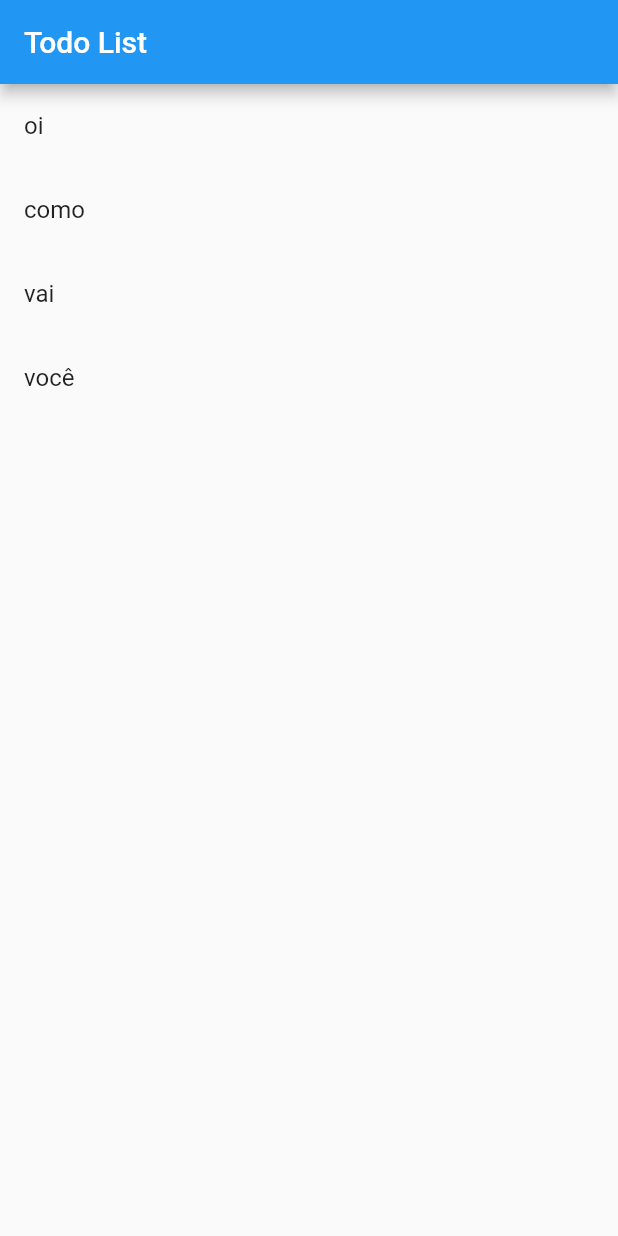
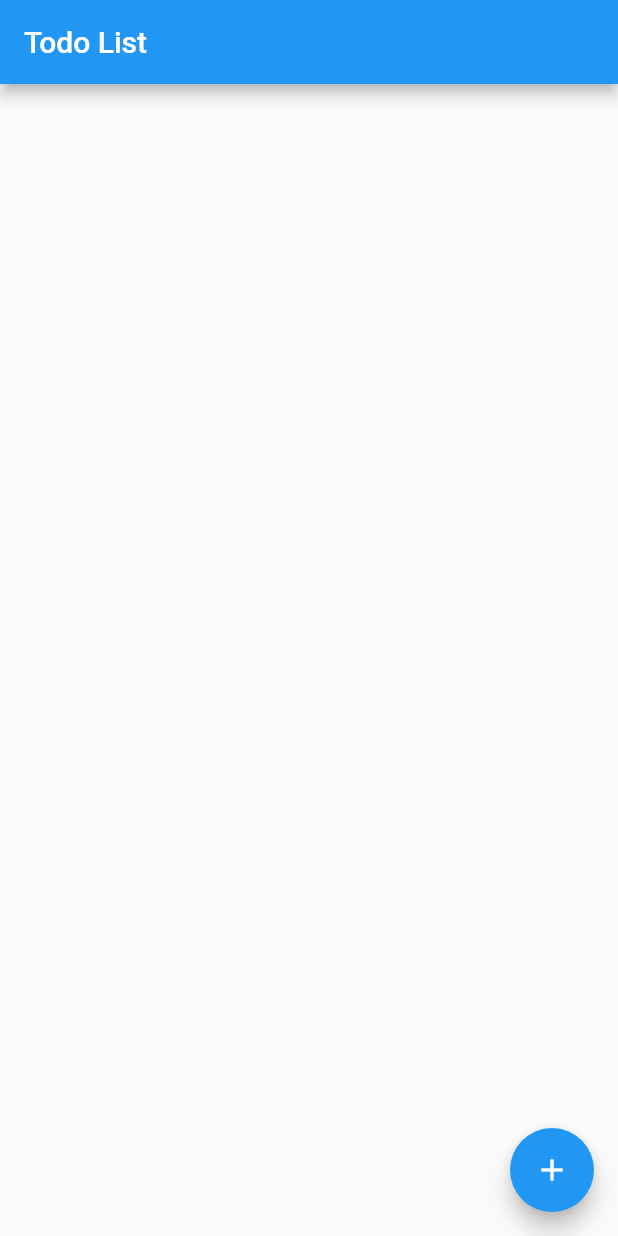
Before and after one commit to Mathitos/demo-flutter-app, a Flutter app: the screen it shows after launch, on a phone screen of 412 x 824 dp. Run offline on Flutter 3.47's test engine with Material 2 defaults, Android fonts, the phone set to English and light mode, and no system bars.

Commit message:
add button to add itens to list

```diff
--- a/lib/main.dart
+++ b/lib/main.dart
@@ -5,10 +5,7 @@ void main() => runApp(ToDoListApp());
 class ToDoListApp extends StatelessWidget {
   @override
   Widget build(BuildContext context) {
-    return new MaterialApp(
-              title: 'Todo List',
-              home: new TodoList()
-          );
+    return new MaterialApp(title: 'Todo List', home: new TodoList());
   }
 }
 
@@ -18,7 +15,7 @@ class TodoList extends StatefulWidget {
 }
 
 class TodoListState extends State<TodoList> {
-  List<String> todoItems = ["oi", "como", "vai", "você"];
+  List<String> todoItems = [];
 
   void addItem() {
     setState(() {
@@ -30,7 +27,7 @@ class TodoListState extends State<TodoList> {
   Widget buildTodoList() {
     return new ListView.builder(
       itemBuilder: (context, index) {
-        if(index < todoItems.length) {
+        if (index < todoItems.length) {
           return buildTodoItem(todoItems[index]);
         }
       },
@@ -38,18 +35,16 @@ class TodoListState extends State<TodoList> {
   }
 
   Widget buildTodoItem(String todoText) {
-    return new ListTile(
-        title: new Text(todoText)
-    );
+    return new ListTile(title: new Text(todoText));
   }
 
   @override
   Widget build(BuildContext context) {
     return new Scaffold(
-        appBar: new AppBar(
-            title: new Text('Todo List')
-        ),
-        body: buildTodoList(),
+      appBar: new AppBar(title: new Text('Todo List')),
+      body: buildTodoList(),
+      floatingActionButton: new FloatingActionButton(
+          onPressed: addItem, tooltip: 'Add task', child: new Icon(Icons.add)),
     );
   }
 }
```
